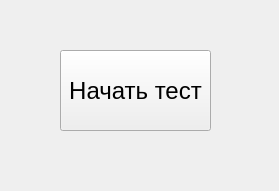
First picture: the form in UI/start_test.ui, repository fivan999/polar_test, before the edit.
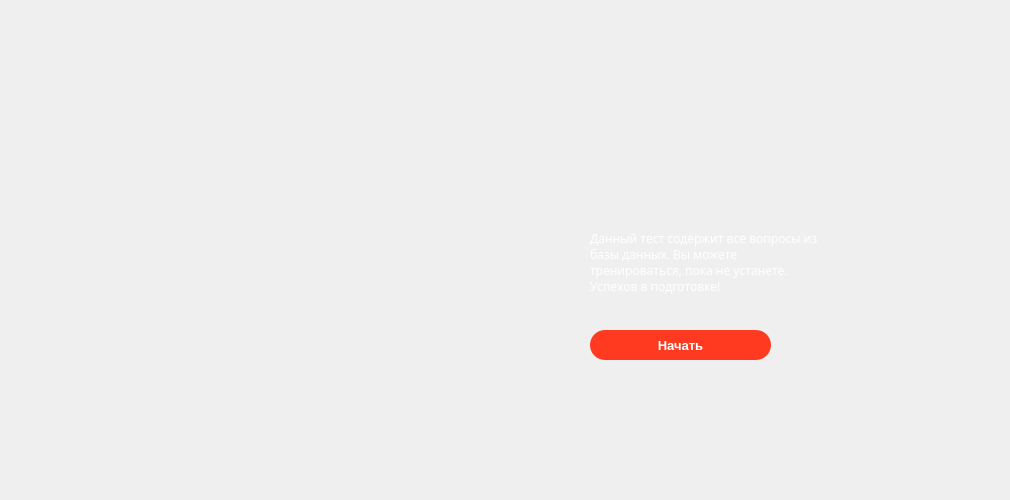
Second picture: the form after the edit.

```diff
--- a/UI/start_test.ui
+++ b/UI/start_test.ui
@@ -6,8 +6,8 @@
    <rect>
     <x>0</x>
     <y>0</y>
-    <width>279</width>
-    <height>191</height>
+    <width>1010</width>
+    <height>500</height>
    </rect>
   </property>
   <property name="windowTitle">
@@ -17,21 +17,88 @@
    <widget class="QPushButton" name="start_test_btn">
     <property name="geometry">
      <rect>
-      <x>60</x>
-      <y>50</y>
-      <width>151</width>
-      <height>81</height>
+      <x>590</x>
+      <y>330</y>
+      <width>181</width>
+      <height>30</height>
      </rect>
     </property>
     <property name="font">
      <font>
-      <pointsize>18</pointsize>
+      <family>Arial</family>
+      <pointsize>10</pointsize>
+      <weight>75</weight>
+      <italic>false</italic>
+      <bold>true</bold>
      </font>
     </property>
+    <property name="styleSheet">
+     <string notr="true">background-color: #FF3A21; 
+color: white;
+transition-duration: 500ms; 
+cursor: pointer; 
+border-radius: 15px;
+</string>
+    </property>
     <property name="text">
-     <string>Начать тест</string>
+     <string>Начать</string>
     </property>
    </widget>
+   <widget class="QLabel" name="background_image">
+    <property name="geometry">
+     <rect>
+      <x>0</x>
+      <y>0</y>
+      <width>1011</width>
+      <height>501</height>
+     </rect>
+    </property>
+    <property name="text">
+     <string/>
+    </property>
+   </widget>
+   <widget class="QLabel" name="lvl_image">
+    <property name="geometry">
+     <rect>
+      <x>590</x>
+      <y>110</y>
+      <width>160</width>
+      <height>95</height>
+     </rect>
+    </property>
+    <property name="text">
+     <string/>
+    </property>
+   </widget>
+   <widget class="QLabel" name="label">
+    <property name="geometry">
+     <rect>
+      <x>590</x>
+      <y>230</y>
+      <width>231</width>
+      <height>71</height>
+     </rect>
+    </property>
+    <property name="styleSheet">
+     <string notr="true">color: #FFFFFF;
+font-size: 12px;
+font-family: Atom400, Arial;
+</string>
+    </property>
+    <property name="text">
+     <string>Данный тест содержит все вопросы из базы данных. Вы можете тренироваться, пока не устанете. Успехов в подготовке!</string>
+    </property>
+    <property name="alignment">
+     <set>Qt::AlignLeading|Qt::AlignLeft|Qt::AlignTop</set>
+    </property>
+    <property name="wordWrap">
+     <bool>true</bool>
+    </property>
+   </widget>
+   <zorder>background_image</zorder>
+   <zorder>start_test_btn</zorder>
+   <zorder>lvl_image</zorder>
+   <zorder>label</zorder>
   </widget>
  </widget>
  <resources/>
```
